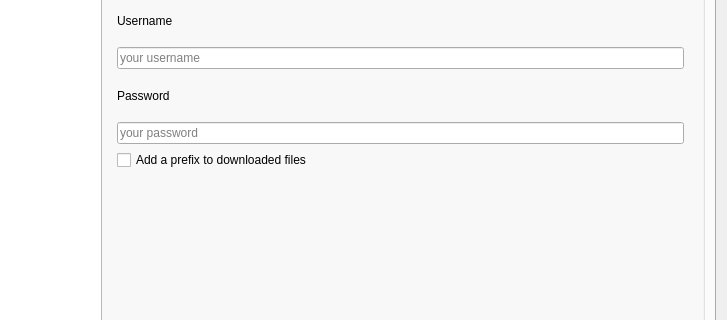
The window that src/dialogs/settingsdialog.ui (pbek/loganalyzer) describes before a commit, drawn with Qt 5; both pictures show x 322 to 1049 and y 329 to 649 of the 1049 by 815 pixel window.
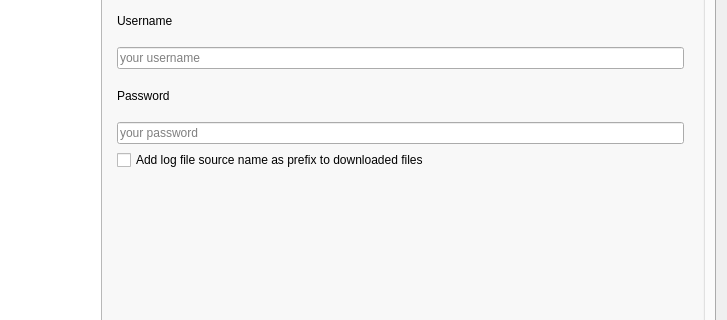
The same window after the commit. Icons and pictures are not drawn.

Commit message: downloaded files will now automatically get a suffix if they already exist locally and the optional prefix for downloaded files was reduced to the log file source name

Patch:
```diff
--- a/src/dialogs/settingsdialog.ui
+++ b/src/dialogs/settingsdialog.ui
@@ -347,7 +347,7 @@
                     <string>This is usefull when downloading from multiple log file sources to the same local directory, keep in mind that file are getting overwritten</string>
                    </property>
                    <property name="text">
-                    <string>Add a prefix to downloaded files</string>
+                    <string>Add log file source name as prefix to downloaded files</string>
                    </property>
                   </widget>
                  </item>
```
Left out of the diff: 3 changed lines with no effect on the pictures. The commit also changes 3 other files.
